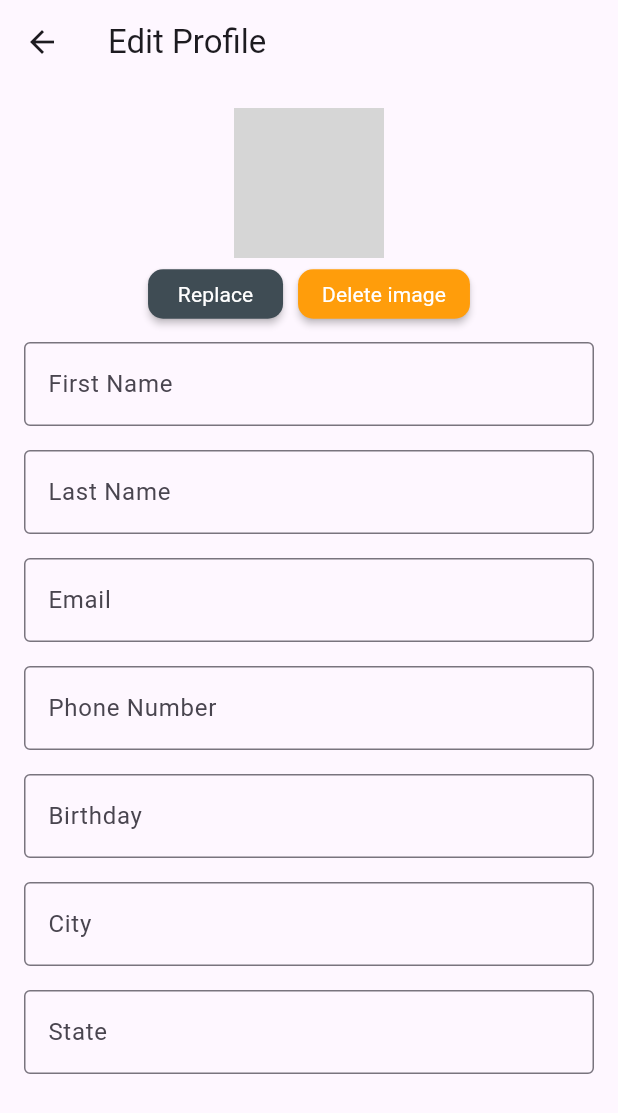
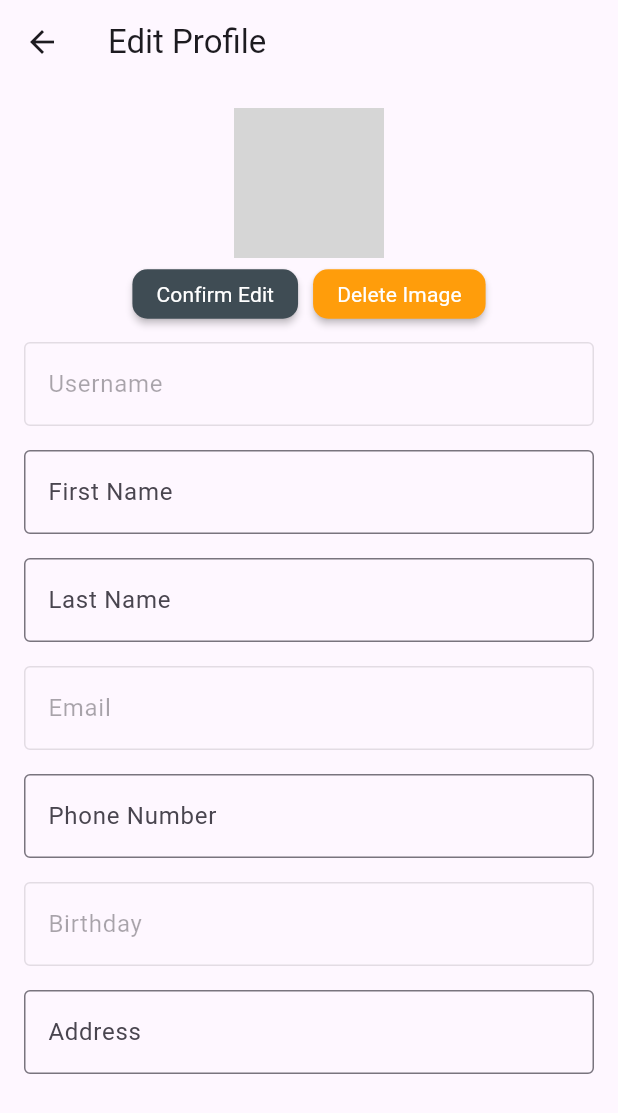
Before and after one commit to Graduation-Project-24/Flutter, a Flutter app: the EditProfile screen opened directly with empty values, after a tap on the "add a photo" icon, on a phone screen of 412 x 824 dp. Shown: the top 1113 px of the screen. Run offline on Flutter 3.47's test engine with Material 3 defaults, Android fonts, the phone set to English and light mode, and no system bars; our stand-ins replace bloc, flutter_bloc, image_picker, intl_phone_field, shared_preferences; missing offline and left inert: jwt_decode; accounts and stored records are empty; network calls fail; grey boxes are pictures that could not be loaded.

Commit message:
EditProfile Phase 1

```diff
--- a/lib/profile_screen/edit_profile.dart
+++ b/lib/profile_screen/edit_profile.dart
@@ -3,6 +3,7 @@ import 'dart:typed_data';
 import 'package:image_picker/image_picker.dart';
 import 'package:flutter/material.dart';
 import 'package:http/http.dart' as http;
+import 'package:linked_all_pages/profile_screen/profile_screen.dart';
 import 'package:shared_preferences/shared_preferences.dart';
 import 'package:jwt_decode/jwt_decode.dart';
 
@@ -15,23 +16,15 @@ class EditProfile extends StatefulWidget {
   _ProfileEditorState createState() => _ProfileEditorState();
 }
 
-pickImage(ImageSource source) async {
+class _ProfileEditorState extends State<EditProfile> {
   final ImagePicker _imagePicker = ImagePicker();
-  XFile? _file = await _imagePicker.pickImage(source: source);
-  if (_file != null) {
-    return await _file.readAsBytes();
-  }
-  print("no image is selected");
-}
-
-class _ProfileEditorState extends State<EditProfile> {
   TextEditingController firstNameController = TextEditingController();
   TextEditingController lastNameController = TextEditingController();
   TextEditingController emailController = TextEditingController();
   TextEditingController phoneController = TextEditingController();
   TextEditingController birthdayController = TextEditingController();
-  TextEditingController cityController = TextEditingController();
-  TextEditingController stateController = TextEditingController();
+  TextEditingController addressController = TextEditingController();
+  TextEditingController usernameController = TextEditingController();
   Uint8List? _image;
 
   @override
@@ -43,19 +36,32 @@ class _ProfileEditorState extends State<EditProfile> {
   void decodeToken() {
     try {
       Map<String, dynamic> tokenData = Jwt.parseJwt(widget.token);
-
       setState(() {
+        print(tokenData);
+        usernameController.text = tokenData['unique_name'] ?? '';
         firstNameController.text = tokenData['given_name'] ?? '';
         lastNameController.text = tokenData['family_name'] ?? '';
         emailController.text = tokenData['email'] ?? '';
-        phoneController.text = tokenData['mobilephone'] ?? '';
+        phoneController.text = tokenData[
+                "http://schemas.xmlsoap.org/ws/2005/05/identity/claims/mobilephone"] ??
+            '';
         birthdayController.text = tokenData['birthdate'] ?? '';
-        cityController.text = tokenData['City'] ?? '';
-        stateController.text = tokenData['state'] ?? '';
+        addressController.text = tokenData[
+                "http://schemas.xmlsoap.org/ws/2005/05/identity/claims/streetaddress"] ??
+            '';
       });
     } catch (e) {
       print("Error decoding token: $e");
     }
+  }
+
+  Future<Uint8List?> pickImage(ImageSource source) async {
+    XFile? _file = await _imagePicker.pickImage(source: source);
+    if (_file != null) {
+      return await _file.readAsBytes();
+    }
+    print("No image is selected");
+    return null;
   }
 
   void deleteImage() {
@@ -65,24 +71,23 @@ class _ProfileEditorState extends State<EditProfile> {
   }
 
   void selectImage() async {
-    Uint8List img = await pickImage(ImageSource.gallery);
+    Uint8List? img = await pickImage(ImageSource.gallery);
+    if (img != null) {
       setState(() {
         _image = img;
       });
+    }
   }
 
   Future<void> editProfile(BuildContext context) async {
     try {
       var url =
-          Uri.parse("https://www.smarketp.somee.com/api/Account/EditUser");
+          Uri.parse("https://www.smarketp.somee.com/api/Account/EditUserV2");
       var userData = {
-        "email": emailController.text,
-        "family_name": lastNameController.text,
-        "given_name": firstNameController.text,
-        "mobilephone": phoneController.text,
-        "City": cityController.text,
-        "birthdate": birthdayController.text,
-        "state": stateController.text
+        "LastName": lastNameController.text,
+        "FirstName": firstNameController.text,
+        "PhoneNumber": phoneController.text,
+        "City": addressController.text,
       };
 
       SharedPreferences prefs = await SharedPreferences.getInstance();
@@ -103,11 +108,37 @@ class _ProfileEditorState extends State<EditProfile> {
       );
 
       if (response.statusCode == 200) {
-        print("Profile updated successfully");
+        var responseData = jsonDecode(response.body);
+        var newToken = responseData['token'];
+        await prefs.setString('token', newToken);
+
+        // Update the state with new data
+        setState(() {
+          // Update controllers with new data
+          lastNameController.text = userData["LastName"]!;
+          firstNameController.text = userData["FirstName"]!;
+          phoneController.text = userData["PhoneNumber"]!;
+          addressController.text = userData["City"]!;
+        });
+
+        // Decode the new token to update other fields
+        decodeToken();
+
+        ScaffoldMessenger.of(context).showSnackBar(
+          SnackBar(
+            content: Text("Profile updated successfully"),
+          ),
+        );
+        // Navigate to the profile screen
+// Navigate to the profile screen with the new token
+        Navigator.of(context).pushReplacement(
+          MaterialPageRoute(
+            builder: (context) => profile_screen(token: newToken),
+          ),
+        );
       } else {
         print("Update failed with status code: ${response.statusCode}");
         print("Response body: ${response.body}");
-        // You can show a Snackbar or Dialog with the error message
         ScaffoldMessenger.of(context).showSnackBar(
           SnackBar(
             content: Text('Failed to update profile: ${response.statusCode}'),
@@ -116,7 +147,6 @@ class _ProfileEditorState extends State<EditProfile> {
       }
     } catch (e) {
       print("Error: $e");
-      // Handle other types of errors (e.g., network errors)
       ScaffoldMessenger.of(context).showSnackBar(
         SnackBar(
           content: Text('An error occurred: $e'),
@@ -136,13 +166,13 @@ class _ProfileEditorState extends State<EditProfile> {
         children: [
           _buildProfileImage(),
           _buildButtonRow(),
+          _buildTextField(usernameController, 'Username', enabled: false),
           _buildTextField(firstNameController, 'First Name'),
           _buildTextField(lastNameController, 'Last Name'),
-          _buildTextField(emailController, 'Email'),
+          _buildTextField(emailController, 'Email', enabled: false),
           _buildTextField(phoneController, 'Phone Number'),
-          _buildTextField(birthdayController, 'Birthday'),
-          _buildTextField(cityController, 'City'),
-          _buildTextField(stateController, 'State'),
+          _buildTextField(birthdayController, 'Birthday', enabled: false),
+          _buildTextField(addressController, 'Address'),
           SizedBox(height: 20),
         ],
       ),
@@ -153,15 +183,10 @@ class _ProfileEditorState extends State<EditProfile> {
     return Center(
       child: Stack(
         children: [
-          _image != null
-              ? CircleAvatar(
-                  radius: 50,
-                  backgroundImage: MemoryImage(_image!),
-                )
-              : CircleAvatar(
+          CircleAvatar(
             radius: 50,
             backgroundImage: NetworkImage(
-                      "https://storage.needpix.com/rsynced_images/blank-profile-picture-973460_1280.png"),
+                "https://cdn.discordapp.com/attachments/774374679728488480/1217890870473396264/child-1837375_1280.png?ex=6605ac42&is=65f33742&hm=5685ff5f6f5a97249ba2c192871714ed917c427960ab5f84ce7f2d1da1f8fe10&"),
           ),
           Positioned(
             child: IconButton(
@@ -182,55 +207,42 @@ class _ProfileEditorState extends State<EditProfile> {
     return Row(
       mainAxisAlignment: MainAxisAlignment.center,
       children: [
-        MaterialButton(
-          onPressed: () {
-            editProfile(context);
-          },
+        _buildButton("Confirm Edit", () => editProfile(context),
+            color: Color(0xff3f4c54)),
+        SizedBox(width: 10),
+        _buildButton("Delete Image", () => showBottomSheet(),
+            color: Color.fromARGB(255, 255, 157, 11)),
+      ],
+    );
+  }
+
+  Widget _buildButton(String text, VoidCallback onPressed, {Color? color}) {
+    return MaterialButton(
+      onPressed: onPressed,
       height: 33,
       minWidth: 90,
       shape: RoundedRectangleBorder(
         borderRadius: BorderRadius.circular(10),
       ),
-          color: Color(0xff3f4c54),
+      color: color,
       child: Text(
-            "Replace",
+        text,
         style: TextStyle(
           color: Colors.white,
           fontSize: 14,
           fontWeight: FontWeight.w400,
         ),
       ),
-        ),
-        SizedBox(width: 10),
-        MaterialButton(
-          onPressed: () {
-            // Handle delete image
-            showbottomsheet();
-          },
-          height: 33,
-          minWidth: 90,
-          shape: RoundedRectangleBorder(
-            borderRadius: BorderRadius.circular(10),
-          ),
-          color: Color.fromARGB(255, 255, 157, 11),
-          child: Text(
-            "Delete image",
-            style: TextStyle(
-              color: Colors.white,
-              fontSize: 14,
-              fontWeight: FontWeight.w400,
-            ),
-          ),
-        ),
-      ],
     );
   }
 
-  Widget _buildTextField(TextEditingController controller, String labelText) {
+  Widget _buildTextField(TextEditingController controller, String labelText,
+      {bool enabled = true}) {
     return Padding(
       padding: EdgeInsets.symmetric(vertical: 8),
       child: TextField(
         controller: controller,
+        enabled: enabled,
         decoration: InputDecoration(
           labelText: labelText,
           border: OutlineInputBorder(),
@@ -239,34 +251,35 @@ class _ProfileEditorState extends State<EditProfile> {
     );
   }
 
-  showbottomsheet() {
-    return showModalBottomSheet(
+  void showBottomSheet() {
+    showModalBottomSheet(
       context: context,
       builder: (context) {
         return Container(
           height: 250,
-            padding: EdgeInsets.only(top: 40, left: 20, right: 20),
+          padding: EdgeInsets.symmetric(vertical: 40, horizontal: 20),
           decoration: BoxDecoration(
             color: Color(0xFF354249),
             borderRadius: BorderRadius.only(
               topLeft: Radius.circular(20),
-                    topRight: Radius.circular(20))),
+              topRight: Radius.circular(20),
+            ),
+          ),
           child: Column(
             crossAxisAlignment: CrossAxisAlignment.start,
             children: [
               InkWell(
-                  onTap: (() {}),
+                onTap: () {},
                 child: Text(
                   "Deleting",
                   style: TextStyle(
                     fontSize: 24,
                     fontWeight: FontWeight.w700,
-                        color: Colors.white),
+                    color: Colors.white,
                   ),
                 ),
-                SizedBox(
-                  height: 10,
               ),
+              SizedBox(height: 10),
               InkWell(
                 onTap: () {},
                 child: Text(
@@ -274,36 +287,40 @@ class _ProfileEditorState extends State<EditProfile> {
                   style: TextStyle(
                     fontSize: 12,
                     fontWeight: FontWeight.w400,
-                          color: Colors.white),
-                    )),
-                SizedBox(
-                  height: 30,
+                    color: Colors.white,
                   ),
+                ),
+              ),
+              SizedBox(height: 30),
               Container(
                 width: 450,
                 height: 50,
                 padding: const EdgeInsets.only(top: 10),
                 child: ElevatedButton(
+                  onPressed: () {
+                    deleteImage();
+                    Navigator.pop(context);
+                  },
                   child: Text(
                     "Delete",
                     style: TextStyle(
                       color: Colors.white,
                       fontSize: 14,
-                          fontWeight: FontWeight.w600),
+                      fontWeight: FontWeight.w600,
                     ),
-                    onPressed: () {
-                      deleteImage();
-                    },
+                  ),
                   style: ElevatedButton.styleFrom(
                     shape: RoundedRectangleBorder(
                       borderRadius: BorderRadius.circular(10),
                     ),
-                        backgroundColor: Color(0xFFFA3333)),
+                    backgroundColor: Color(0xFFFA3333),
                   ),
-                )
+                ),
+              ),
             ],
           ),
         );
-        });
+      },
+    );
   }
 }
--- a/lib/profile_screen/profile_screen.dart
+++ b/lib/profile_screen/profile_screen.dart
@@ -121,8 +121,9 @@ class profile_screen extends StatelessWidget {
                           ),
                           ListTile(
                             title: Text("Phone Number"),
-                            subtitle: Text(
-                                userInfo['mobilephone'] ?? 'No Phone Number'),
+                            subtitle: Text(userInfo[
+                                    'http://schemas.xmlsoap.org/ws/2005/05/identity/claims/mobilephone'] ??
+                                'No Phone Number'),
                             leading: Icon(
                               Icons.phone,
                               color: Colors.black,
@@ -134,8 +135,7 @@ class profile_screen extends StatelessWidget {
                           ListTile(
                             title: Text("Address"),
                             subtitle: Text(
-                                '${userInfo['City']}, ${userInfo['State'] ?? 'No State'}, ${userInfo['City']}' ??
-                                    'No City'),
+                                '${userInfo['http://schemas.xmlsoap.org/ws/2005/05/identity/claims/streetaddress']}'),
                             leading: Icon(
                               Icons.location_on,
                               color: Colors.black,
--- a/lib/screens/home_screen.dart
+++ b/lib/screens/home_screen.dart
@@ -5,6 +5,7 @@ import 'package:linked_all_pages/screens/favorites.dart';
 import 'package:linked_all_pages/screens/profile.dart';
 import 'package:linked_all_pages/shop/shop_screen.dart';
 import '../Categories/category_screen.dart';
+import '../profile_screen/edit_profile.dart';
 import '../profile_screen/profile_screen.dart';
 import 'charttt.dart';
 
@@ -32,7 +33,10 @@ class _HomeScreenState extends State<HomeScreen> {
       favorites(),
       chart(),
       ProductDetailsWidget(token: widget.token),
-      profile_screen(token: widget.token)
+      profile_screen(token: widget.token),
+      EditProfile(
+        token: widget.token,
+      ),
     ];
   }
 
```
Lines whose indentation alone changed are shown as unchanged.
